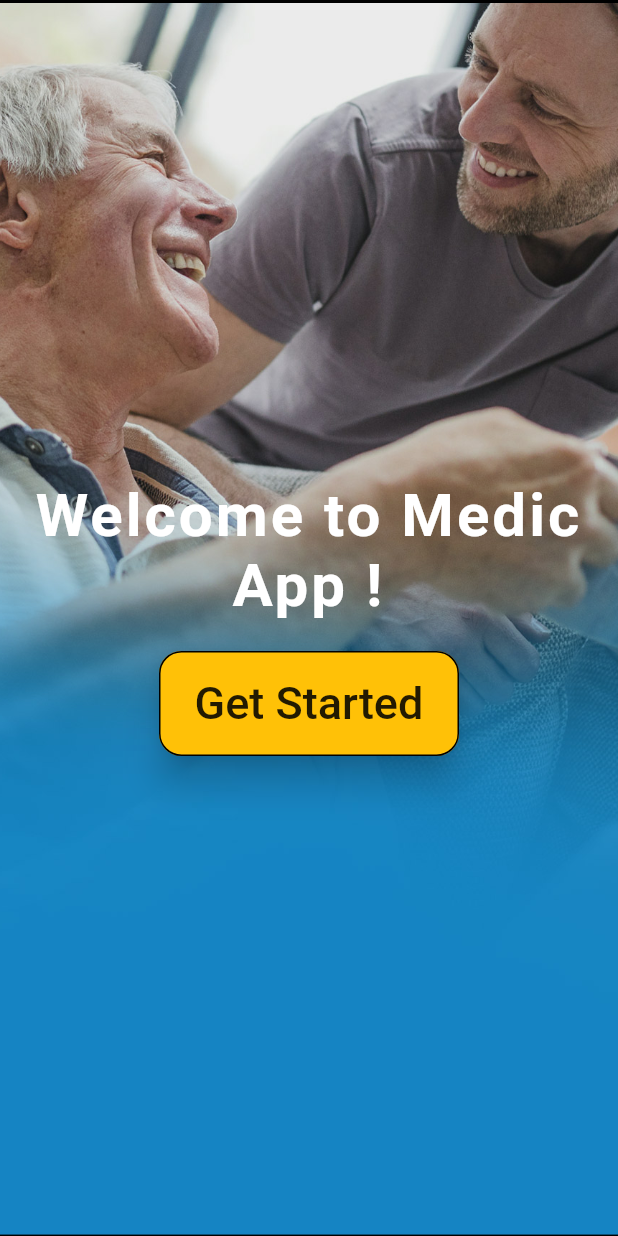
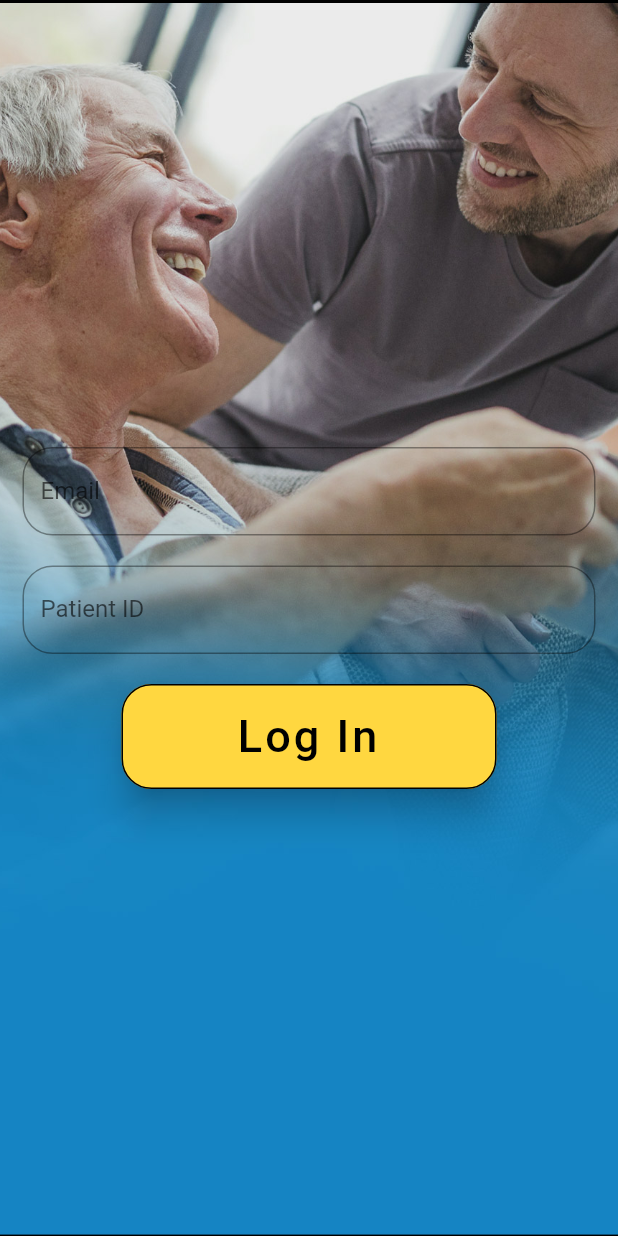
Before and after one commit to infiniteoverflow/Medic-App-Users, a Flutter app: the screen it shows after launch, after a tap on "Get Started", on a phone screen of 412 x 824 dp. Run offline on Flutter 3.47's test engine with Material 2 defaults, Android fonts, the phone set to English and light mode, and no system bars.

Commit message:
Added the login page

```diff
--- a/lib/screens/welcome.dart
+++ b/lib/screens/welcome.dart
@@ -6,6 +6,15 @@ class Welcome extends StatefulWidget {
 }
 
 class _WelcomeState extends State<Welcome> {
+
+  String buttonText = "Get Started";
+  String _email,_password;
+  Widget Home;
+  GlobalKey<FormState> _form = GlobalKey<FormState>();
+
+  _WelcomeState() {
+    Home = welcomePage();
+  }
   @override
   Widget build(BuildContext context) {
     return Scaffold(
@@ -21,7 +30,15 @@ class _WelcomeState extends State<Welcome> {
             child: null /* add child content here */,
           ),
 
-          Center(
+          Home,
+
+        ],
+      )
+    );
+  }
+
+  Widget welcomePage() {
+    return Center(
         child: Column(
           mainAxisAlignment: MainAxisAlignment.center,
           children: <Widget>[
@@ -38,21 +55,115 @@ class _WelcomeState extends State<Welcome> {
             ),
 
             Container(
-                  padding: EdgeInsets.only(top: 20.0),
+              padding: EdgeInsets.only(top: 30.0),
             ),
 
             Container(
               child: RaisedButton(
                 child: Text(
-                      "Get Started",
+                  buttonText,
                   textAlign: TextAlign.center,
                   style: TextStyle(
-                        fontSize: 30
+                      fontSize: 30,
+                      color: Colors.black,
+                      letterSpacing: 2
                   ),
                 ),
                 color: Colors.amber,
                 shape: OutlineInputBorder(
-                        borderRadius: BorderRadius.circular(15)
+                    borderRadius: BorderRadius.circular(20)
+                ),
+                elevation: 10,
+
+                onPressed: () {
+                  setState(() {
+                    buttonText = "Log In";
+                    Home = signPage();
+                  });
+                },
+              ),
+              width: 250,
+              height: 70,
+            )
+          ],
+        )
+    );
+  }
+
+  Widget signPage() {
+    return Center(
+      child: Column(
+        mainAxisAlignment: MainAxisAlignment.center,
+        children: <Widget>[
+          Form(
+            key: _form,
+            child: Column(
+              children: <Widget>[
+                Container(
+                  padding: EdgeInsets.only(left: 15,right: 15),
+                  child: TextFormField(
+                    validator: (input) {
+                      if(input.isEmpty)
+                        return "Please enter the Email";
+                    },
+                    onSaved: (input) => _email = input,
+                    decoration: InputDecoration(
+                        hintText: "Enter Your Email",
+                        hintStyle: TextStyle(
+                          fontWeight: FontWeight.bold
+                        ),
+                        labelText: "Email",
+                        border: OutlineInputBorder(
+                            borderRadius: BorderRadius.circular(20)
+                        )
+                    ),
+                  ),
+                ),
+
+                Container(
+                  padding: EdgeInsets.only(top: 20),
+                ),
+
+                Container(
+                  padding: EdgeInsets.only(left: 15,right: 15),
+                  child: TextFormField(
+                    validator: (input) {
+                      if(input.length < 6)
+                        return "Please enter a password greater than 6 characters";
+                    },
+                    onSaved: (input) => _password = input,
+                    decoration: InputDecoration(
+                        hintText: "Enter Your Patient ID",
+                        hintStyle: TextStyle(
+                            fontWeight: FontWeight.bold
+                        ),
+                        labelText: "Patient ID",
+                        border: OutlineInputBorder(
+                            borderRadius: BorderRadius.circular(20)
+                        )
+                    ),
+                    obscureText: true,
+                  ),
+                ),
+
+                Container(
+                  padding: EdgeInsets.only(top: 20),
+                ),
+
+                Container(
+                  child: RaisedButton(
+                    child: Text(
+                      buttonText,
+                      textAlign: TextAlign.center,
+                      style: TextStyle(
+                          fontSize: 30,
+                          color: Colors.black,
+                          letterSpacing: 2
+                      ),
+                    ),
+                    color: Colors.amberAccent[200],
+                    shape: OutlineInputBorder(
+                        borderRadius: BorderRadius.circular(20)
                     ),
                     elevation: 10,
 
@@ -60,14 +171,15 @@ class _WelcomeState extends State<Welcome> {
 
                     },
                   ),
-                  width: 200,
+                  width: 250,
                   height: 70,
                 )
+
               ],
-            )
+            ),
           )
         ],
-      )
+      ),
     );
   }
 }
```
Lines whose indentation alone changed are shown as unchanged.
